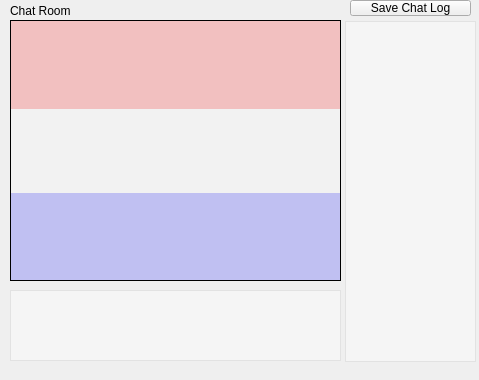
Old version of the form src/client/roomwindow.ui in the repository tnightingale/Chat.
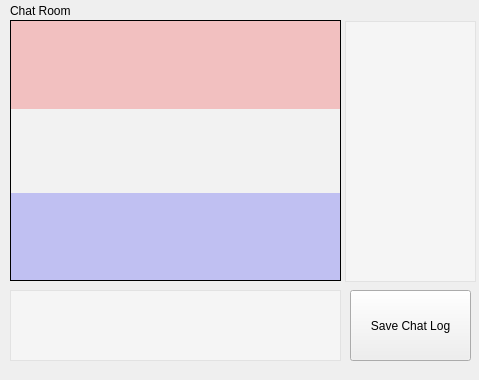
New version of the form. Icons and pictures are not drawn.

Commit message: moving saveLog button

Patch:
```diff
--- a/src/client/roomwindow.ui
+++ b/src/client/roomwindow.ui
@@ -83,7 +83,7 @@
      <x>345</x>
      <y>21</y>
      <width>131</width>
-     <height>341</height>
+     <height>261</height>
     </rect>
    </property>
    <property name="sizePolicy">
@@ -100,9 +100,9 @@
    <property name="geometry">
     <rect>
      <x>350</x>
-     <y>0</y>
+     <y>290</y>
      <width>121</width>
-     <height>16</height>
+     <height>71</height>
     </rect>
    </property>
    <property name="text">
```
